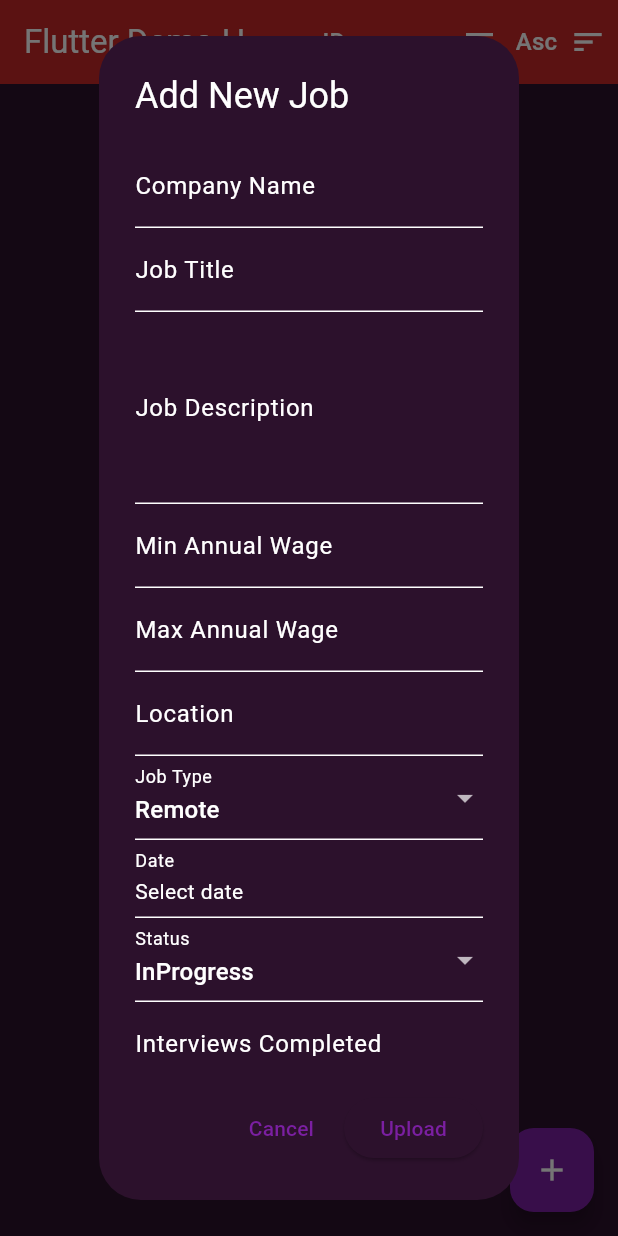
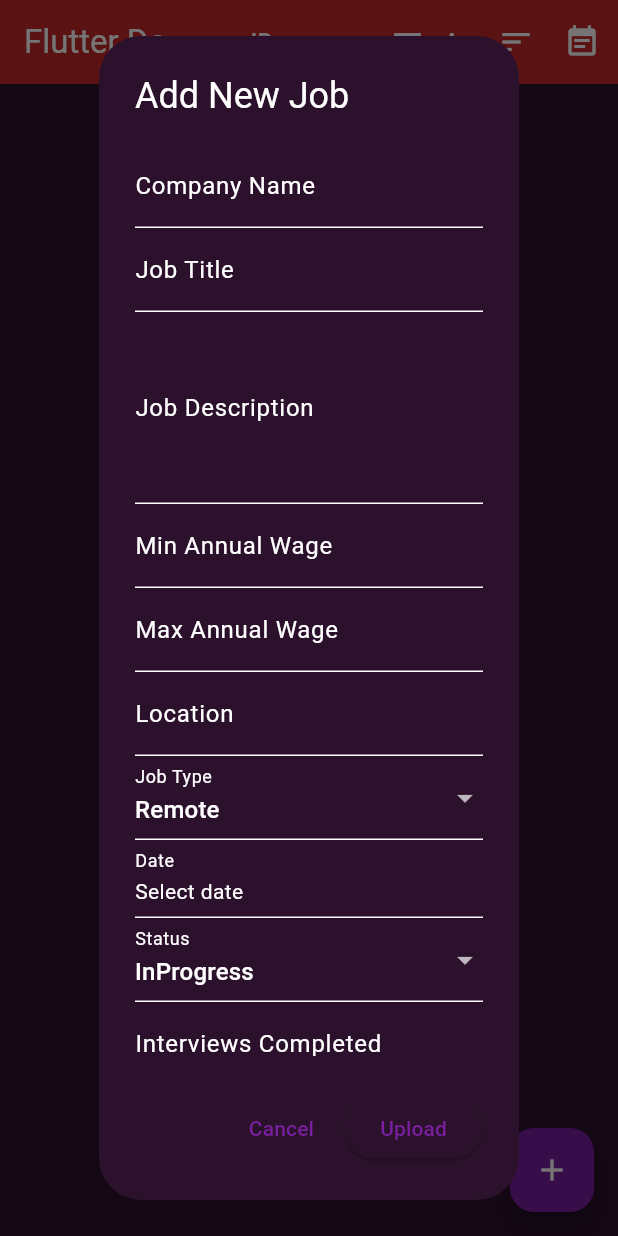
Before and after one commit to AsMurphy-student/job-application-manager, a Flutter app: the screen it shows after launch, after a tap on the "add" icon, on a phone screen of 412 x 824 dp. Run offline on Flutter 3.47's test engine with Material 3 defaults, Android fonts, the phone set to English and light mode, and no system bars; our stand-ins replace sqflite, sqflite_common_ffi; accounts and stored records are empty.

Commit message:
Added in basic selection of job status

```diff
--- a/lib/database_helper.dart
+++ b/lib/database_helper.dart
@@ -51,16 +51,22 @@ class DatabaseHelper {
   /// Returns all jobs sorted by the given column and direction.
   /// `orderBy` may be: 'id' (default), 'companyName', or 'dateApplied'.
   /// `descending` flips the sort order.
-  Future<List<Job>> queryAllJobsSorted({
+  Future<List<Job>> queryJobsByFilter({
     String orderBy = 'id',
     bool descending = false,
+    List<String> statuses = const ['InProgress', 'Completed'],
   }) async {
     final db = await instance.db;
-    final column = _mapOrderBy(orderBy);          // map UI name → SQL column
-    final order  = descending ? 'DESC' : 'ASC';
+
+    // Convert the list of statuses into the right number of "?" placeholders
+    final placeholders = statuses.map((_) => '?').join(', ');
+    final column = _mapOrderBy(orderBy);
+    final order = descending ? 'DESC' : 'ASC';
 
     final rows = await db.query(
       'jobs',
+      where: 'status IN ($placeholders)',
+      whereArgs: statuses,
       orderBy: '$column $order',
     );
 
@@ -70,9 +76,12 @@ class DatabaseHelper {
   // Private helper: translate UI selector → real column name
   String _mapOrderBy(String uiName) {
     switch (uiName) {
-      case 'companyName': return 'companyName';
-      case 'dateApplied': return 'dateSinceEpoch';
-      default:            return 'id';
+      case 'companyName':
+        return 'companyName';
+      case 'dateApplied':
+        return 'dateSinceEpoch';
+      default:
+        return 'id';
     }
   }
 
--- a/lib/main.dart
+++ b/lib/main.dart
@@ -51,6 +51,14 @@ class _MyHomePageState extends State<MyHomePage> {
   String _filterBy = 'id'; // id | companyName | dateApplied
   bool _descending = false; // false → ascending, true → descending
 
+  List<String> _selectedStatuses = ['InProgress', 'Completed']; // default
+  final List<String> _allStatuses = [
+    'InProgress',
+    'Completed',
+    'Rejected',
+    'Ghosted',
+  ];
+
   @override
   initState() {
     super.initState();
@@ -58,9 +66,10 @@ class _MyHomePageState extends State<MyHomePage> {
   }
 
   Future<void> _loadJobs() async {
-    final jobs = await DatabaseHelper.instance.queryAllJobsSorted(
+    final jobs = await DatabaseHelper.instance.queryJobsByFilter(
       orderBy: _filterBy,
       descending: _descending,
+      statuses: _selectedStatuses,
     );
     setState(() => _jobs = jobs);
   }
@@ -81,6 +90,17 @@ class _MyHomePageState extends State<MyHomePage> {
         onDeleted: _loadJobs, // refresh after delete
       ),
     );
+  }
+
+  void _toggleStatus(String status) {
+    setState(() {
+      if (_selectedStatuses.contains(status)) {
+        _selectedStatuses.remove(status);
+      } else {
+        _selectedStatuses.add(status);
+      }
+    });
+    _loadJobs(); // re‑query with the new status list
   }
 
   @override
@@ -131,7 +151,33 @@ class _MyHomePageState extends State<MyHomePage> {
                 ),
               ],
             ),
-          )
+          ),
+          PopupMenuButton<int>(
+            icon: const Icon(Icons.event_note,
+                color: Colors.white), // looks like a “status” icon
+            itemBuilder: (context) {
+              return _allStatuses.asMap().entries.map((entry) {
+                final int idx = entry.key;
+                final String status = entry.value;
+                final bool isSelected = _selectedStatuses.contains(status);
+
+                return PopupMenuItem<int>(
+                  value: idx,
+                  child: Row(
+                    children: [
+                      Checkbox(
+                        value: isSelected,
+                        onChanged: (_) =>
+                            _toggleStatus(status), // defined below
+                      ),
+                      Text(status),
+                    ],
+                  ),
+                );
+              }).toList();
+            },
+            onSelected: (_) {}, // actual work is done in _toggleStatus
+          ),
         ],
       ),
       body: GridView.builder(
```
